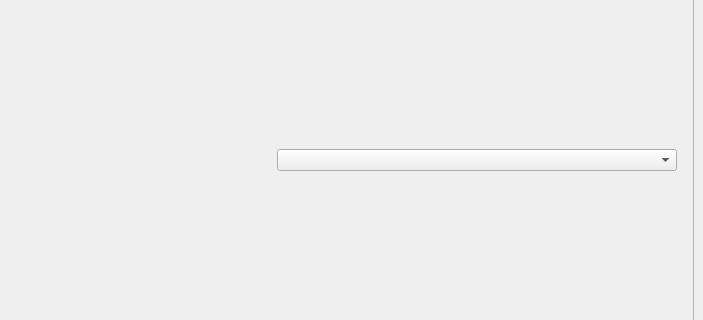
First picture: the form in ui/main_window.ui, repository imndllnuri/students-attendance-app, before the edit; both pictures show x 375 to 1078 and y 290 to 610 of the 1078 by 853 pixel window.
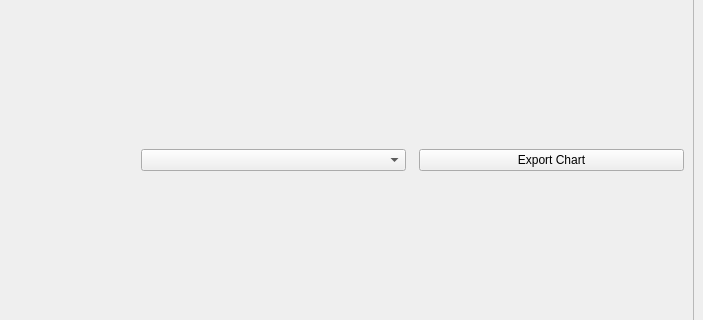
Second picture: the form after the edit. The open tabs and pages were chosen to show the change. Icons and pictures are not drawn.

Commit message:
#26: Export chart as PNG/PDF
Statistics page gets an "Export Chart" button that saves the currently
displayed pie+trend figure to a .png or .pdf file via a save dialog.

Diff of the .ui file:
```diff
--- a/ui/main_window.ui
+++ b/ui/main_window.ui
@@ -522,6 +522,11 @@
               <property name="orientation"><enum>Qt::Horizontal</enum></property>
              </spacer>
             </item>
+            <item>
+             <widget class="QPushButton" name="export_chart_btn">
+              <property name="text"><string>Export Chart</string></property>
+             </widget>
+            </item>
            </layout>
           </item>
           <item>
```
The commit also changes 3 other files.
